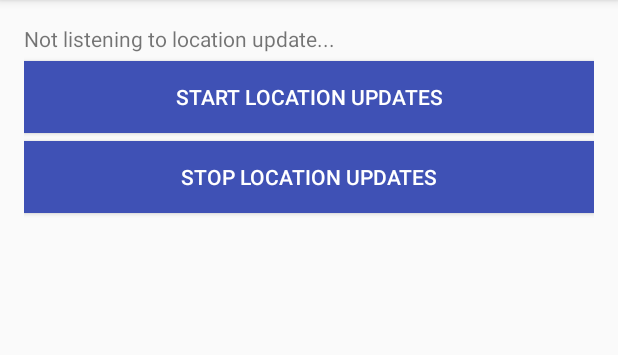
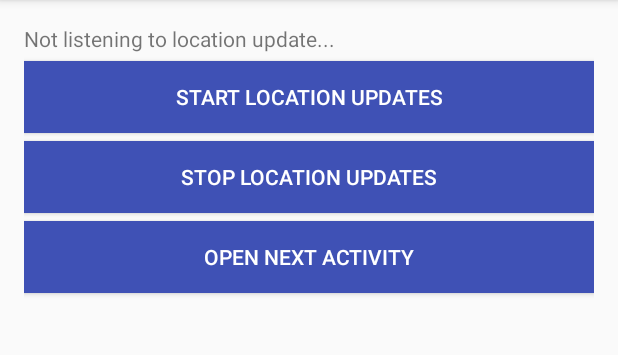
Before and after one commit to riandyrn/ReactiveLocation, an Android app: the screen it shows after launch (MainActivity), on a phone screen of 412 x 824 dp, the part 84-439 px from its top. Run offline under Robolectric (Android 15) with nearby library versions, the phone set to English and light mode, and no system bars.

Commit message:
implement to another activity & enhanced user interaction

```diff
--- a/app/src/main/AndroidManifest.xml
+++ b/app/src/main/AndroidManifest.xml
@@ -24,7 +24,7 @@
         <activity android:name=".NextActivity" />
 
         <service
-            android:name=".LocationService"
+            android:name=".location.LocationService"
             android:exported="false" >
         </service>
     </application>
--- a/app/src/main/java/com/haraj/mersal/reactivelocation/MainActivity.java
+++ b/app/src/main/java/com/haraj/mersal/reactivelocation/MainActivity.java
@@ -1,24 +1,21 @@
 package com.haraj.mersal.reactivelocation;
 
 import android.app.Activity;
-import android.content.BroadcastReceiver;
-import android.content.Context;
 import android.content.Intent;
-import android.content.IntentFilter;
-import android.support.v4.content.LocalBroadcastManager;
-import android.support.v7.app.AppCompatActivity;
 import android.os.Bundle;
 import android.util.Log;
 import android.view.View;
 import android.widget.Button;
 import android.widget.TextView;
-import android.widget.Toast;
+
+import com.haraj.mersal.reactivelocation.base.BaseActivity;
 
 public class MainActivity extends BaseActivity {
 
     private TextView textView;
     private Button btnStart;
     private Button btnStop;
+    private Button btnNext;
 
     private MainPresenter presenter;
 
@@ -34,6 +31,7 @@ public class MainActivity extends BaseActivity {
         textView = (TextView) findViewById(R.id.text_view);
         btnStart = (Button) findViewById(R.id.btn_start);
         btnStop = (Button) findViewById(R.id.btn_stop);
+        btnNext = (Button) findViewById(R.id.btn_next);
 
         btnStart.setOnClickListener(new View.OnClickListener() {
             @Override
@@ -46,6 +44,14 @@ public class MainActivity extends BaseActivity {
             @Override
             public void onClick(View v) {
                 presenter.stopListeningLocationUpdates();
+            }
+        });
+
+        final Activity activity = this;
+        btnNext.setOnClickListener(new View.OnClickListener() {
+            @Override
+            public void onClick(View v) {
+                startActivity(new Intent(activity, NextActivity.class));
             }
         });
     }
--- a/app/src/main/java/com/haraj/mersal/reactivelocation/MainPresenter.java
+++ b/app/src/main/java/com/haraj/mersal/reactivelocation/MainPresenter.java
@@ -2,6 +2,10 @@ package com.haraj.mersal.reactivelocation;
 
 import android.content.Intent;
 import android.location.Location;
+
+import com.haraj.mersal.reactivelocation.location.LocationService;
+import com.haraj.mersal.reactivelocation.location.LocationServiceListener;
+import com.haraj.mersal.reactivelocation.location.LocationServiceReceiver;
 
 /**
  * Created by riandyrn on 3/27/16.
--- a/app/src/main/java/com/haraj/mersal/reactivelocation/ActivityResultGPSEnabledCallback.java
+++ b/app/src/main/java/com/haraj/mersal/reactivelocation/base/ActivityResultGPSEnabledCallback.java
@@ -1,4 +1,4 @@
-package com.haraj.mersal.reactivelocation;
+package com.haraj.mersal.reactivelocation.base;
 
 /**
  * Created by riandyrn on 3/30/16.
--- a/app/src/main/java/com/haraj/mersal/reactivelocation/BaseActivity.java
+++ b/app/src/main/java/com/haraj/mersal/reactivelocation/base/BaseActivity.java
@@ -1,8 +1,10 @@
-package com.haraj.mersal.reactivelocation;
+package com.haraj.mersal.reactivelocation.base;
 
 import android.content.Intent;
 import android.os.Bundle;
 import android.support.v7.app.AppCompatActivity;
+
+import com.haraj.mersal.reactivelocation.location.LocationService;
 
 /**
  * Created by riandyrn on 3/30/16.
@@ -28,6 +30,7 @@ public class BaseActivity extends AppCompatActivity implements ActivityResultGPS
     protected void onResume() {
         super.onResume();
         presenter.setIsOnForeground(true);
+        presenter.dismissGPSNotificationIfAny();
     }
 
     @Override
--- a/app/src/main/java/com/haraj/mersal/reactivelocation/LocationServiceListener.java
+++ b/app/src/main/java/com/haraj/mersal/reactivelocation/location/LocationServiceListener.java
@@ -1,4 +1,4 @@
-package com.haraj.mersal.reactivelocation;
+package com.haraj.mersal.reactivelocation.location;
 
 import android.location.Location;
 
--- a/app/src/main/java/com/haraj/mersal/reactivelocation/LocationServiceReceiver.java
+++ b/app/src/main/java/com/haraj/mersal/reactivelocation/location/LocationServiceReceiver.java
@@ -1,12 +1,13 @@
-package com.haraj.mersal.reactivelocation;
+package com.haraj.mersal.reactivelocation.location;
 
-import android.app.Activity;
 import android.content.BroadcastReceiver;
 import android.content.Context;
 import android.content.Intent;
 import android.content.IntentFilter;
 import android.location.Location;
 import android.support.v4.content.LocalBroadcastManager;
+
+import com.haraj.mersal.reactivelocation.base.BaseActivity;
 
 /**
  * Created by riandyrn on 3/30/16.
--- a/app/src/main/java/com/haraj/mersal/reactivelocation/PreferenceProvider.java
+++ b/app/src/main/java/com/haraj/mersal/reactivelocation/tools/PreferenceProvider.java
@@ -1,4 +1,4 @@
-package com.haraj.mersal.reactivelocation;
+package com.haraj.mersal.reactivelocation.tools;
 
 import android.content.Context;
 import android.content.SharedPreferences;
--- a/app/src/main/res/layout/activity_main.xml
+++ b/app/src/main/res/layout/activity_main.xml
@@ -34,4 +34,13 @@
         android:text="Stop Location Updates"
         android:layout_marginTop="5dp"/>
 
+    <Button
+        android:id="@+id/btn_next"
+        android:layout_width="match_parent"
+        android:layout_height="wrap_content"
+        android:background="@color/colorPrimary"
+        android:textColor="@android:color/white"
+        android:text="Open Next Activity"
+        android:layout_marginTop="5dp"/>
+
 </LinearLayout>
```
Also changed, not shown: app/src/main/java/com/haraj/mersal/reactivelocation/NextActivity.java (+21 -2 lines), app/src/main/java/com/haraj/mersal/reactivelocation/base/BasePresenter.java (renamed from app/src/main/java/com/haraj/mersal/reactivelocation/BasePresenter.java, +14 -13 lines), app/src/main/java/com/haraj/mersal/reactivelocation/base/GPSStatusReceiver.java (renamed from app/src/main/java/com/haraj/mersal/reactivelocation/GPSStatusReceiver.java, +20 -3 lines), app/src/main/java/com/haraj/mersal/reactivelocation/location/LocationEngine.java (renamed from app/src/main/java/com/haraj/mersal/reactivelocation/LocationEngine.java, +15 -10 lines), app/src/main/java/com/haraj/mersal/reactivelocation/location/LocationService.java (renamed from app/src/main/java/com/haraj/mersal/reactivelocation/LocationService.java, +5 -3 lines), app/src/main/res/layout/activity_next.xml (+12 -2 lines).
